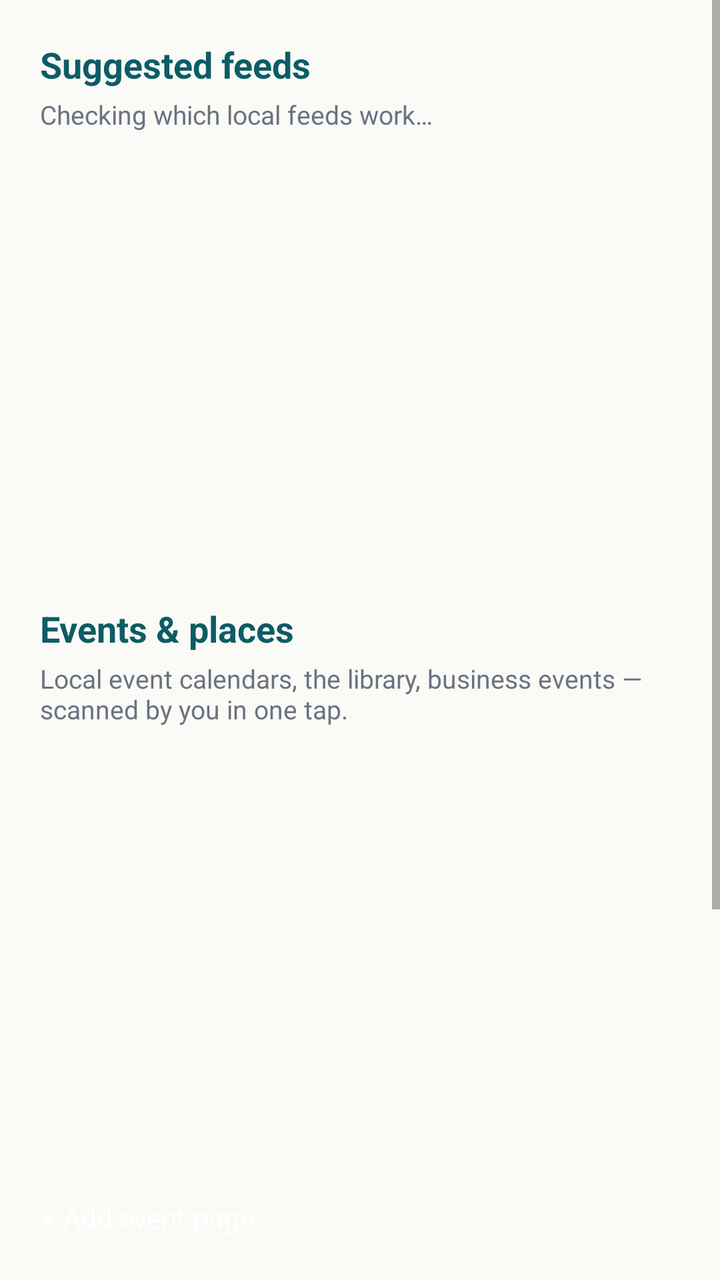
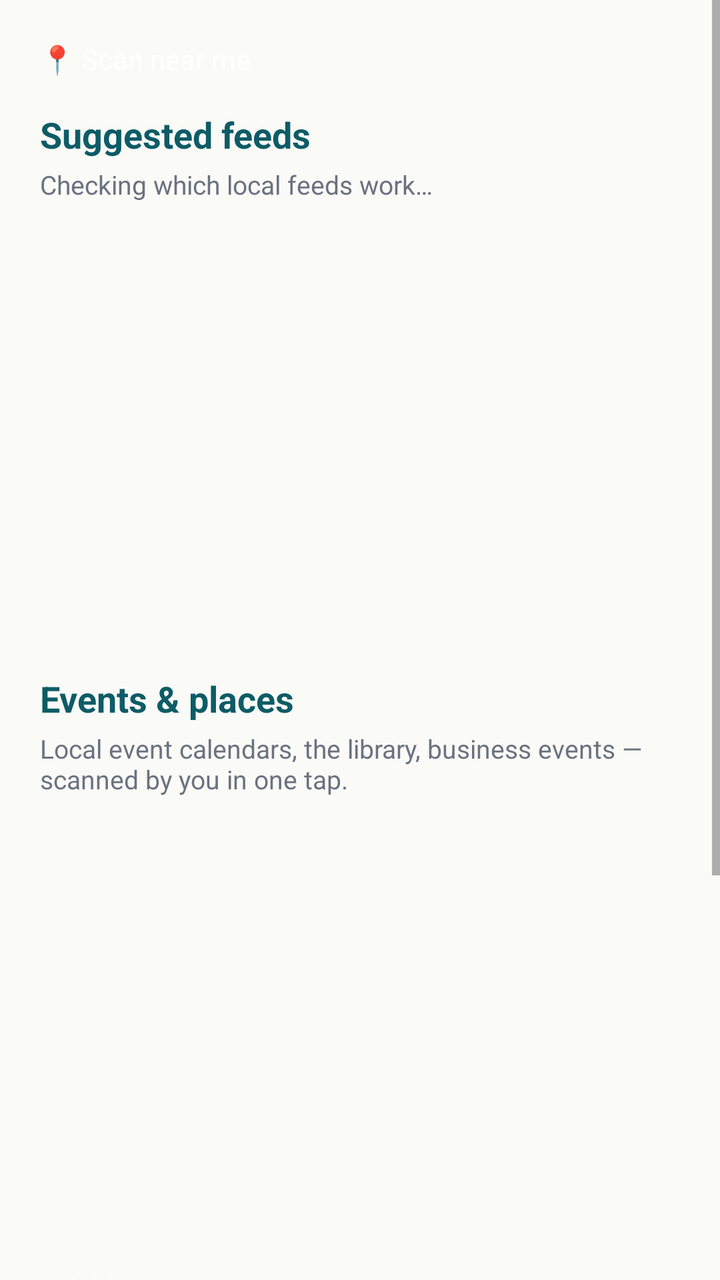

The first picture is an Android layout as it rendered before a commit; the second is the same layout after the commit. The layout source and the unified diff follow.
<!-- AndroidManifest.xml: application theme Theme.TownLine -->
<!-- res/layout/activity_discover.xml -->
<?xml version="1.0" encoding="utf-8"?>
<ScrollView xmlns:android="http://schemas.android.com/apk/res/android"
    android:layout_width="match_parent"
    android:layout_height="match_parent"
    android:background="@color/paper">

    <LinearLayout
        android:layout_width="match_parent"
        android:layout_height="wrap_content"
        android:orientation="vertical"
        android:padding="20dp">

        <TextView
            android:layout_width="wrap_content"
            android:layout_height="wrap_content"
            android:text="Suggested feeds"
            android:textSize="18sp"
            android:textStyle="bold"
            android:textColor="@color/teal_dark" />

        <TextView
            android:id="@+id/suggestSubtitle"
            android:layout_width="wrap_content"
            android:layout_height="wrap_content"
            android:layout_marginTop="4dp"
            android:text="Checking which local feeds work…"
            android:textSize="13sp"
            android:textColor="@color/grey" />

        <ListView
            android:id="@+id/suggestList"
            android:layout_width="match_parent"
            android:layout_height="200dp"
            android:layout_marginTop="8dp" />

        <TextView
            android:layout_width="wrap_content"
            android:layout_height="wrap_content"
            android:layout_marginTop="28dp"
            android:text="Events &amp; places"
            android:textSize="18sp"
            android:textStyle="bold"
            android:textColor="@color/teal_dark" />

        <TextView
            android:layout_width="wrap_content"
            android:layout_height="wrap_content"
            android:layout_marginTop="4dp"
            android:text="Local event calendars, the library, business events — scanned by you in one tap."
            android:textSize="13sp"
            android:textColor="@color/grey" />

        <ListView
            android:id="@+id/eventsList"
            android:layout_width="match_parent"
            android:layout_height="220dp"
            android:layout_marginTop="8dp" />

        <Button
            android:id="@+id/btnAddEvent"
            android:layout_width="match_parent"
            android:layout_height="wrap_content"
            android:layout_marginTop="8dp"
            android:text="+ Add event page"
            android:backgroundTint="@color/teal"
            android:textColor="#FFFFFF" />

        <TextView
            android:layout_width="wrap_content"
            android:layout_height="wrap_content"
            android:layout_marginTop="28dp"
            android:text="Saved links"
            android:textSize="18sp"
            android:textStyle="bold"
            android:textColor="@color/teal_dark" />

        <TextView
            android:layout_width="wrap_content"
            android:layout_height="wrap_content"
            android:layout_marginTop="4dp"
            android:text="Links you saved via Share → TownLine from any app."
            android:textSize="13sp"
            android:textColor="@color/grey" />

        <ListView
            android:id="@+id/savedList"
            android:layout_width="match_parent"
            android:layout_height="180dp"
            android:layout_marginTop="8dp" />
    </LinearLayout>
</ScrollView>
<!-- resources referenced by this layout -->
<resources>
  <color name="grey">#6B7280</color>
  <color name="paper">#FAFAF7</color>
  <color name="teal">#12808F</color>
  <color name="teal_dark">#0D5C66</color>
  <style name="Theme.TownLine" parent="android:Theme.Material.Light.NoActionBar">
          <item name="android:colorPrimary">@color/teal_dark</item>
          <item name="android:colorPrimaryDark">@color/teal_dark</item>
          <item name="android:colorAccent">@color/teal</item>
          <item name="android:windowBackground">@color/paper</item>
      </style>
</resources>

<!-- the commit's change to res/layout/activity_discover.xml (unified diff, before → after) -->
@@ -9,6 +9,15 @@
         android:layout_height="wrap_content"
         android:orientation="vertical"
         android:padding="20dp">
+
+        <Button
+            android:id="@+id/btnScanNearby"
+            android:layout_width="match_parent"
+            android:layout_height="wrap_content"
+            android:layout_marginBottom="16dp"
+            android:text="📍 Scan near me"
+            android:backgroundTint="@color/teal_dark"
+            android:textColor="#FFFFFF" />
 
         <TextView
             android:layout_width="wrap_content"
